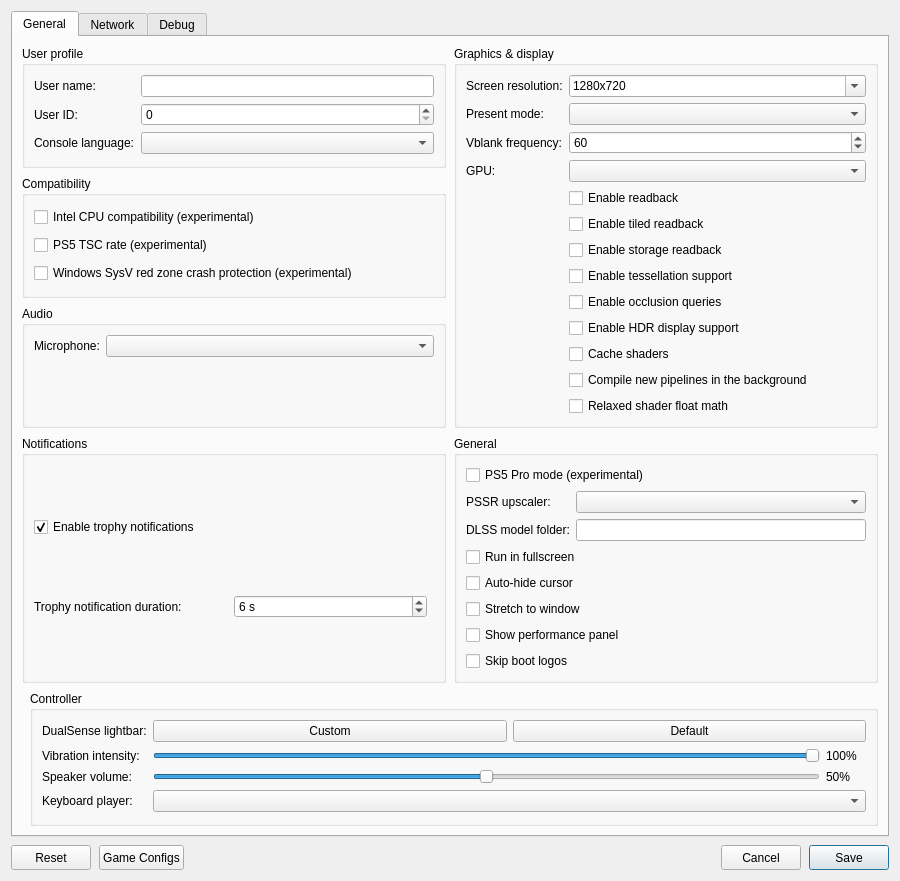
This is src/launcher/forms/configuration_edit_dialog.ui in rezesferi/KytyPS5-GTA as Qt 5 draws it before an edit. The edited form follows.
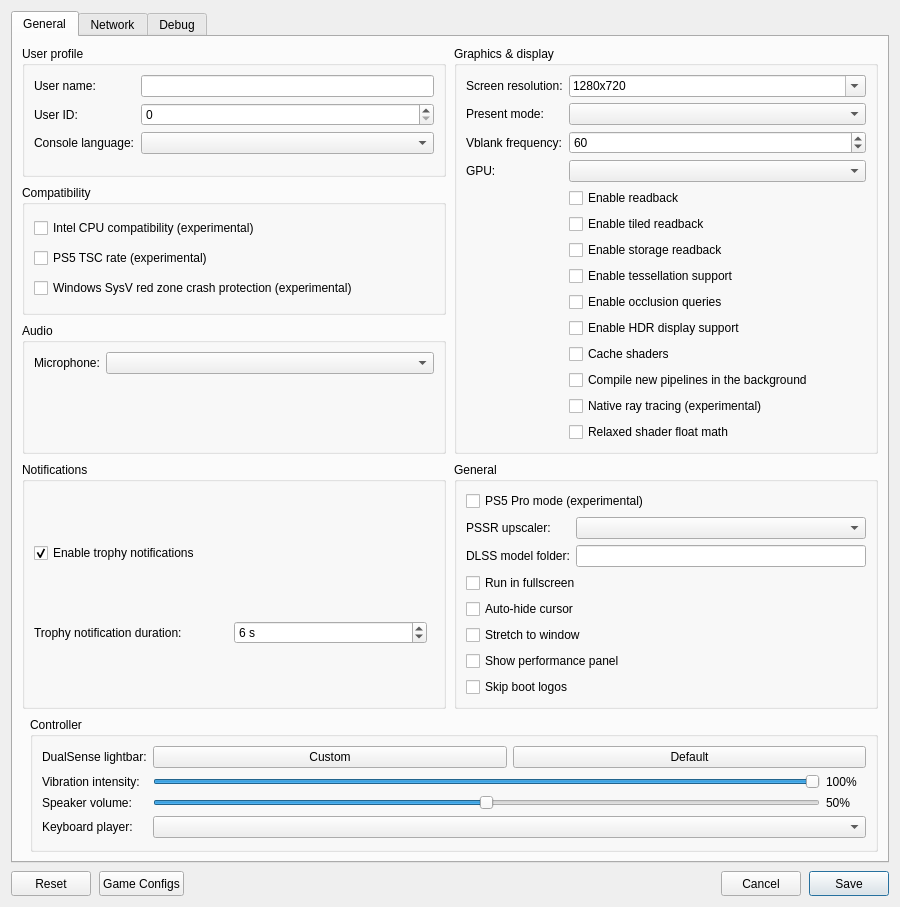
This is the edited form. Custom widgets are drawn as their Qt base class.

Commit message: graphics: put native ray tracing behind --native-raytracing, off by default

What changed in the file:
```diff
--- a/src/launcher/forms/configuration_edit_dialog.ui
+++ b/src/launcher/forms/configuration_edit_dialog.ui
@@ -210,6 +210,12 @@
              </widget>
             </item>
             <item row="13" column="1">
+             <widget class="QCheckBox" name="checkBox_native_ray_tracing">
+              <property name="toolTip"><string>Experimental. Trace the ray tracing passes of supported games (GTA V's shadows and reflections in Fidelity mode, ASTRO BOT) with the GPU's ray tracing hardware instead of emulating the PS5's BVH instructions: much faster where it applies. Needs a GPU with Vulkan ray queries. Visual errors are possible; turn it off if a game looks wrong.</string></property>
+              <property name="text"><string>Native ray tracing (experimental)</string></property>
+             </widget>
+            </item>
+            <item row="14" column="1">
              <widget class="QCheckBox" name="checkBox_relaxed_shader_float">
               <property name="toolTip"><string>Use the host GPU's native float operations in shaders. Faster, but can be inaccurate.</string></property>
               <property name="text"><string>Relaxed shader float math</string></property>
```
The commit also changes 9 other files.
